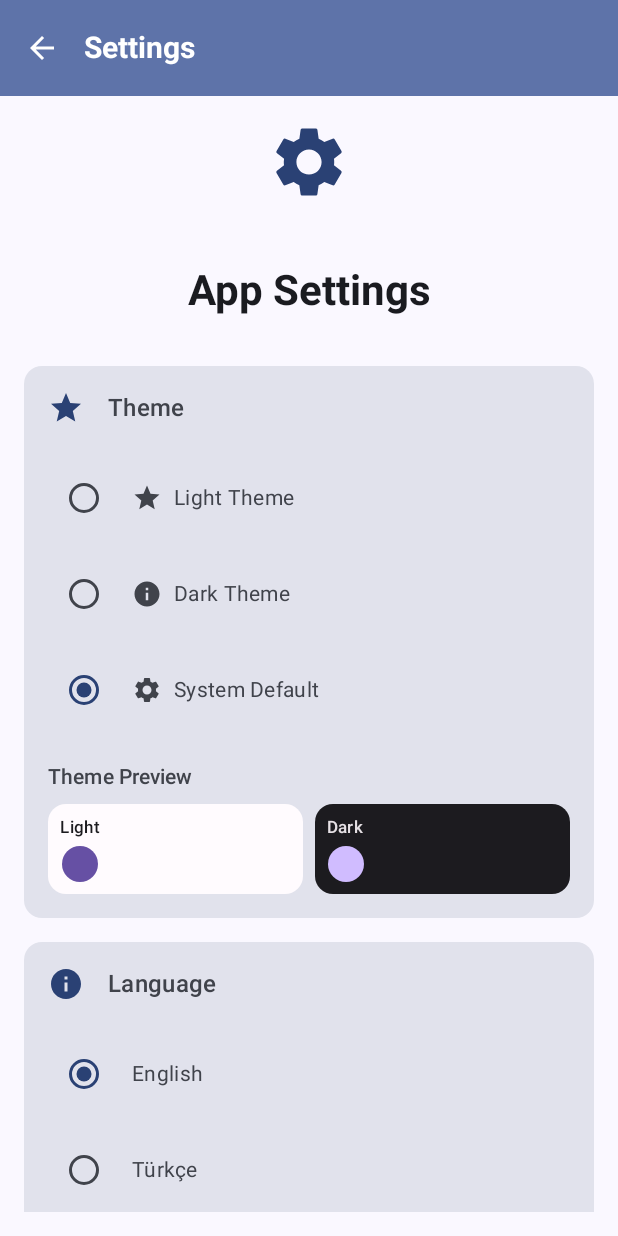
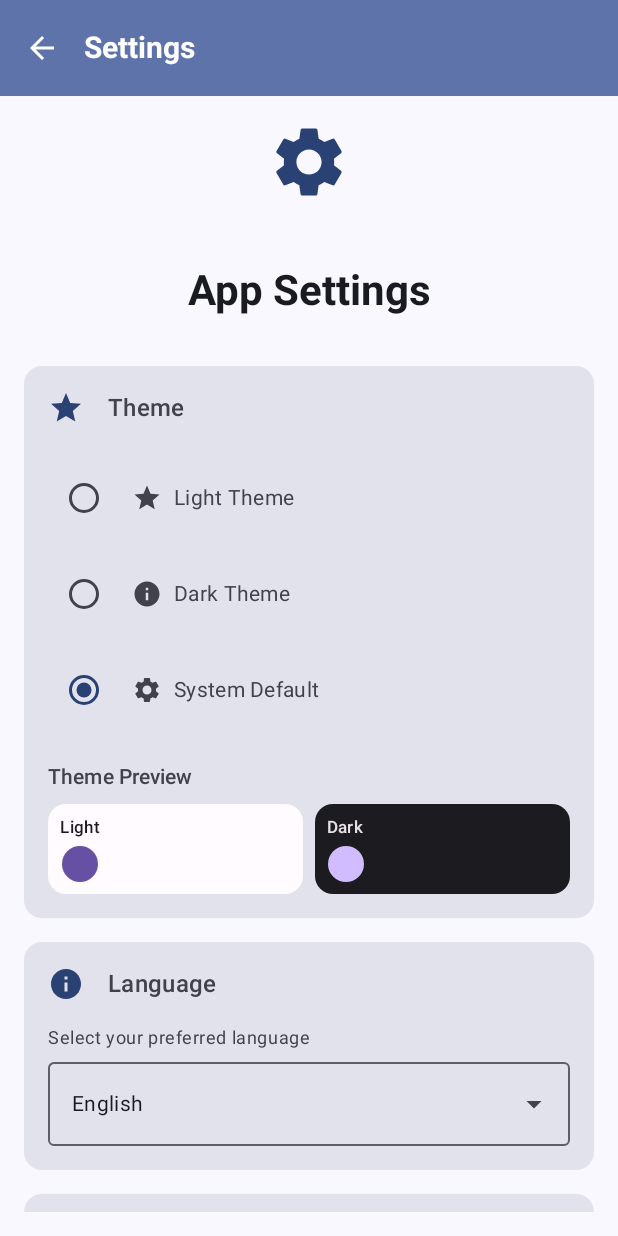
Before and after one commit to Furkanbariss/Memorize_Words, an Android app built with Jetpack Compose: the SettingsScreen screen opened through its navigation route, on a phone screen of 412 x 824 dp. Run offline under Robolectric (Android 15) with nearby library versions, the phone set to English and light mode, and no system bars.

Commit message:
added new languages support but some languages are not working

```diff
--- a/app/src/main/java/com/furkanbarissonmezisik/memorizewords/MainActivity.kt
+++ b/app/src/main/java/com/furkanbarissonmezisik/memorizewords/MainActivity.kt
@@ -6,6 +6,7 @@ import android.os.Bundle
 import androidx.activity.ComponentActivity
 import androidx.activity.compose.setContent
 import androidx.activity.enableEdgeToEdge
+import androidx.activity.OnBackPressedCallback
 import androidx.compose.foundation.layout.fillMaxSize
 import androidx.compose.material3.MaterialTheme
 import androidx.compose.material3.Surface
@@ -97,13 +98,16 @@ class MainActivity : ComponentActivity() {
         }
     }
 
-    // Override back press to prevent rapid back button presses
-    @Deprecated("Deprecated in Java")
-    override fun onBackPressed() {
-        // Prevent rapid back button presses
-        if (!isFinishing) {
-            super.onBackPressed()
-        }
+    // Modern back press handling using OnBackPressedDispatcher
+    init {
+        onBackPressedDispatcher.addCallback(this, object : OnBackPressedCallback(true) {
+            override fun handleOnBackPressed() {
+                // Prevent rapid back button presses
+                if (!isFinishing) {
+                    finish()
+                }
+            }
+        })
     }
 }
 
--- a/app/src/main/java/com/furkanbarissonmezisik/memorizewords/ui/screen/SettingsScreen.kt
+++ b/app/src/main/java/com/furkanbarissonmezisik/memorizewords/ui/screen/SettingsScreen.kt
@@ -12,6 +12,7 @@ import androidx.compose.material.icons.filled.Info
 import androidx.compose.material.icons.filled.Settings
 import androidx.compose.material3.*
 import androidx.compose.runtime.*
+import androidx.compose.runtime.mutableStateOf
 import androidx.compose.ui.Alignment
 import androidx.compose.ui.Modifier
 import androidx.compose.ui.platform.LocalContext
@@ -322,23 +323,59 @@ fun SettingsScreen(
                             )
                         }
 
-                        // Language options
-                        Column {
-                            languageManager.getAvailableLanguages().forEach { language ->
-                                Row(
+                        // Compact language dropdown
+                        var expanded by remember { mutableStateOf(false) }
+
+                        Text(
+                            text = stringResource(R.string.language_selection_description),
+                            style = MaterialTheme.typography.bodySmall,
+                            color = MaterialTheme.colorScheme.onSurfaceVariant,
+                            modifier = Modifier.padding(bottom = 8.dp)
+                        )
+
+                        ExposedDropdownMenuBox(
+                            expanded = expanded,
+                            onExpandedChange = { expanded = !expanded }
+                        ) {
+                            OutlinedTextField(
+                                value = languageManager.getLanguageDisplayName(languageManager.currentLanguage),
+                                onValueChange = {},
+                                readOnly = true,
+                                trailingIcon = { ExposedDropdownMenuDefaults.TrailingIcon(expanded = expanded) },
                                 modifier = Modifier
                                     .fillMaxWidth()
-                                        .padding(vertical = 8.dp),
-                                    verticalAlignment = Alignment.CenterVertically
+                                    .menuAnchor(),
+                                colors = ExposedDropdownMenuDefaults.outlinedTextFieldColors(),
+                                textStyle = MaterialTheme.typography.bodyMedium,
+                                singleLine = true
+                            )
+
+                            ExposedDropdownMenu(
+                                expanded = expanded,
+                                onDismissRequest = { expanded = false }
                             ) {
-                                    RadioButton(
-                                        selected = languageManager.currentLanguage == language,
-                                        onClick = { languageManager.setLanguage(language) }
-                                    )
-                                    Spacer(modifier = Modifier.width(8.dp))
+                                languageManager.getAvailableLanguages().forEach { language ->
+                                    DropdownMenuItem(
+                                        text = {
                                             Text(
                                                 text = languageManager.getLanguageDisplayName(language),
                                                 style = MaterialTheme.typography.bodyMedium
+                                            )
+                                        },
+                                        onClick = {
+                                            languageManager.setLanguage(language)
+                                            expanded = false
+                                        },
+                                        leadingIcon = {
+                                            if (languageManager.currentLanguage == language) {
+                                                Icon(
+                                                    imageVector = Icons.Default.Star,
+                                                    contentDescription = null,
+                                                    tint = MaterialTheme.colorScheme.primary,
+                                                    modifier = Modifier.size(20.dp)
+                                                )
+                                            }
+                                        }
                                     )
                                 }
                             }
--- a/app/src/main/res/values/strings.xml
+++ b/app/src/main/res/values/strings.xml
@@ -32,6 +32,7 @@
     <string name="app_settings">App Settings</string>
     <string name="theme">Theme</string>
     <string name="language">Language</string>
+    <string name="language_selection_description">Select your preferred language</string>
     <string name="light_theme">Light Theme</string>
     <string name="dark_theme">Dark Theme</string>
     <string name="system_default">System Default</string>
```
Also changed, not shown: 1 other file. Lines whose indentation alone changed are shown as unchanged.
